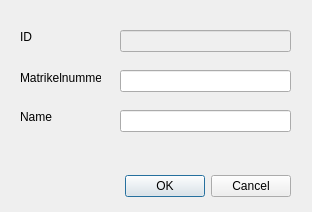
Above: usermodifydialog.ui from Kopfwerk-Datensysteme/Power.Attendance before the change. Below: the same form after it.
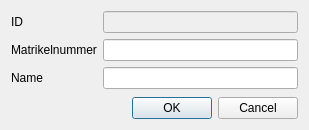
That is the form after the change.

Commit message: added filtering for user window, improved layout of user change dialog

The edit to the form file:
```diff
--- a/usermodifydialog.ui
+++ b/usermodifydialog.ui
@@ -9,104 +9,70 @@
    <rect>
     <x>0</x>
     <y>0</y>
-    <width>312</width>
-    <height>212</height>
+    <width>309</width>
+    <height>130</height>
    </rect>
   </property>
   <property name="windowTitle">
    <string>Benutzerdaten</string>
   </property>
-  <widget class="QDialogButtonBox" name="buttonBox">
-   <property name="geometry">
-    <rect>
-     <x>-50</x>
-     <y>170</y>
-     <width>341</width>
-     <height>32</height>
-    </rect>
-   </property>
-   <property name="orientation">
-    <enum>Qt::Horizontal</enum>
-   </property>
-   <property name="standardButtons">
-    <set>QDialogButtonBox::Cancel|QDialogButtonBox::Ok</set>
-   </property>
-  </widget>
+  <layout class="QGridLayout" name="gridLayout">
+   <item row="0" column="0">
+    <layout class="QVBoxLayout" name="verticalLayout">
+     <item>
+      <layout class="QFormLayout" name="formLayout_2">
+       <item row="0" column="0">
   <widget class="QLabel" name="labelBiometricId">
-   <property name="geometry">
-    <rect>
-     <x>20</x>
-     <y>30</y>
-     <width>41</width>
-     <height>14</height>
-    </rect>
-   </property>
    <property name="text">
     <string>ID</string>
    </property>
   </widget>
-  <widget class="QLabel" name="labelMatriculationNumber">
-   <property name="geometry">
-    <rect>
-     <x>20</x>
-     <y>70</y>
-     <width>81</width>
-     <height>16</height>
-    </rect>
-   </property>
-   <property name="text">
-    <string>Matrikelnummer</string>
-   </property>
-  </widget>
-  <widget class="QLabel" name="labelUserName">
-   <property name="geometry">
-    <rect>
-     <x>20</x>
-     <y>110</y>
-     <width>41</width>
-     <height>14</height>
-    </rect>
-   </property>
-   <property name="text">
-    <string>Name</string>
-   </property>
-  </widget>
+       </item>
+       <item row="0" column="1">
   <widget class="QLineEdit" name="lineEditBiometricId">
    <property name="enabled">
     <bool>false</bool>
    </property>
-   <property name="geometry">
-    <rect>
-     <x>120</x>
-     <y>30</y>
-     <width>171</width>
-     <height>22</height>
-    </rect>
-   </property>
    <property name="readOnly">
     <bool>true</bool>
    </property>
   </widget>
-  <widget class="QLineEdit" name="lineEditMatriculationNumber">
-   <property name="geometry">
-    <rect>
-     <x>120</x>
-     <y>70</y>
-     <width>171</width>
-     <height>22</height>
-    </rect>
-   </property>
-  </widget>
-  <widget class="QLineEdit" name="lineEditUserName">
-   <property name="geometry">
-    <rect>
-     <x>120</x>
-     <y>110</y>
-     <width>171</width>
-     <height>22</height>
-    </rect>
-   </property>
-  </widget>
+       </item>
+       <item row="1" column="0">
+        <widget class="QLabel" name="labelMatriculationNumber">
+         <property name="text">
+          <string>Matrikelnummer</string>
+         </property>
+        </widget>
+       </item>
+       <item row="1" column="1">
+        <widget class="QLineEdit" name="lineEditMatriculationNumber"/>
+       </item>
+       <item row="2" column="0">
+        <widget class="QLabel" name="labelUserName">
+         <property name="text">
+          <string>Name</string>
+         </property>
+        </widget>
+       </item>
+       <item row="2" column="1">
+        <widget class="QLineEdit" name="lineEditUserName"/>
+       </item>
+      </layout>
+     </item>
+     <item>
+      <widget class="QDialogButtonBox" name="buttonBox">
+       <property name="orientation">
+        <enum>Qt::Horizontal</enum>
+       </property>
+       <property name="standardButtons">
+        <set>QDialogButtonBox::Cancel|QDialogButtonBox::Ok</set>
+       </property>
+      </widget>
+     </item>
+    </layout>
+   </item>
+  </layout>
  </widget>
  <resources/>
  <connections>
```
Lines whose indentation alone changed are shown as unchanged. The commit also changes 5 other files.
